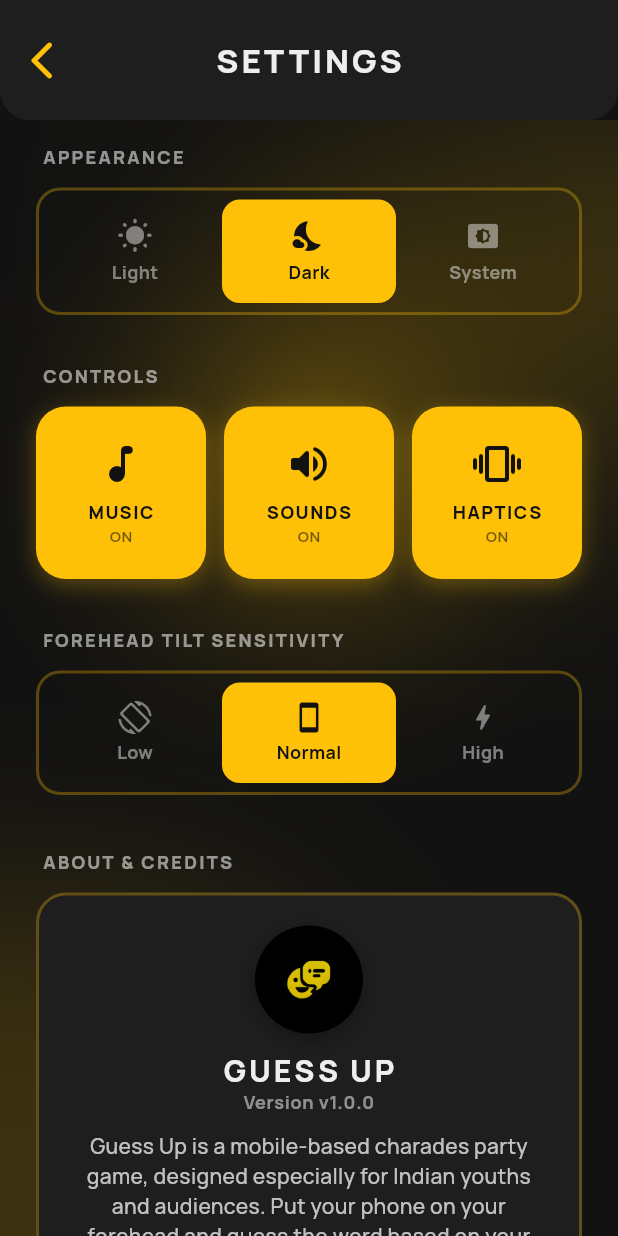
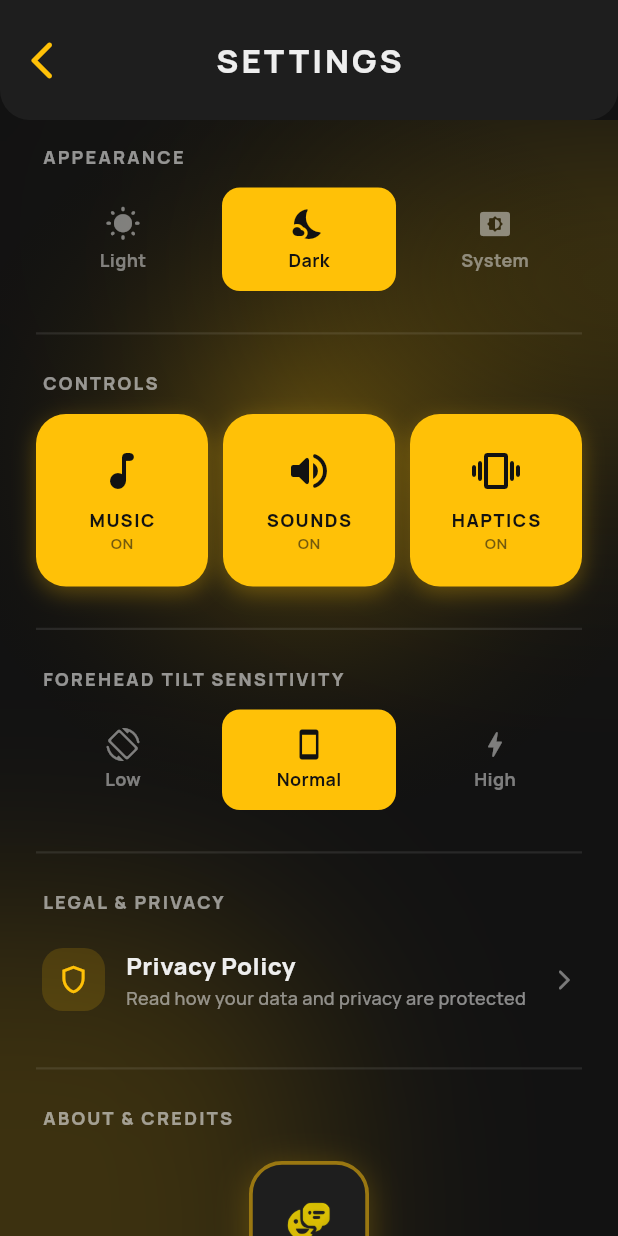
Before and after one commit to ShreyNagda/guess-up, a Flutter app: the SettingsScreen screen opened directly, on a phone screen of 412 x 824 dp. Run offline on Flutter 3.47's test engine with Material 3 defaults, Android fonts, the light colour scheme and no system bars; our stand-ins replace audioplayers, cloud_firestore, confetti, connectivity_plus, firebase_core, flutter_native_splash and 4 more; missing offline and left inert: timer_controller; accounts and stored records are empty.

```diff
--- a/lib/models/category.dart
+++ b/lib/models/category.dart
@@ -11,7 +11,7 @@
   final String icon;
   final List<String> words;
   final String? description;
-  final String? colorHex;
+  final String? color;
   final String? gradientEnd;
   final bool isTrending;
   final int sortOrder;
@@ -30,7 +30,7 @@
     required this.icon,
     required this.words,
     this.description,
-    this.colorHex,
+    this.color,
     this.gradientEnd,
     this.isTrending = false,
     this.sortOrder = 0,
@@ -43,6 +43,9 @@
     this.createdAt,
     this.updatedAt,
   });
+
+  /// Alias for color hex string
+  String? get colorHex => color;
 
   /// Alias for title
   String get title => name;
@@ -78,17 +81,17 @@
 
   /// Primary theme color for the deck
   Color get themeColor {
+    if (color != null && color!.isNotEmpty) {
+      return parseHex(color);
+    }
     if (theme != null && theme!['accentColor'] != null) {
       return parseHex(theme!['accentColor'].toString());
-    }
-    if (colorHex != null && colorHex!.isNotEmpty) {
-      return parseHex(colorHex);
     }
     return const Color(0xFFFFC107);
   }
 
   /// Color alias for themeColor
-  Color get color => themeColor;
+  Color get primaryColor => themeColor;
 
   /// End gradient color (defaults to gradientEnd or 20% darker tone of themeColor)
   Color get gradientEndColor {
@@ -143,8 +146,8 @@
         'Unnamed Category';
 
     final String colorVal =
+        data['color']?.toString() ??
         data['colorHex']?.toString() ??
-        data['color']?.toString() ??
         data['accentColor']?.toString() ??
         '#FFC107';
 
@@ -176,7 +179,7 @@
       icon: data['icon']?.toString() ?? '🎮',
       words: wordsList,
       description: data['description']?.toString() ?? data['desc']?.toString(),
-      colorHex: colorVal,
+      color: colorVal,
       gradientEnd: data['gradientEnd']?.toString(),
       isTrending: trendingVal,
       sortOrder: sortVal,
@@ -225,8 +228,8 @@
         'Unnamed Category';
 
     final String colorVal =
+        json['color']?.toString() ??
         json['colorHex']?.toString() ??
-        json['color']?.toString() ??
         json['accentColor']?.toString() ??
         '#FFC107';
 
@@ -252,7 +255,7 @@
       icon: json['icon']?.toString() ?? '🎮',
       words: wordsList,
       description: json['description']?.toString() ?? json['desc']?.toString(),
-      colorHex: colorVal,
+      color: colorVal,
       gradientEnd: json['gradientEnd']?.toString(),
       isTrending: trendingVal,
       sortOrder: sortVal,
@@ -281,23 +284,16 @@
     return {
       'id': id,
       'name': name,
-      'title': name,
       'icon': icon,
       'words': words,
       'description': description,
-      'colorHex': colorHex,
-      'color': colorHex,
-      'accentColor': colorHex,
+      'color': color,
       'gradientEnd': gradientEnd,
       'isTrending': isTrending,
       'sortOrder': sortOrder,
       'wordsCount': wordsCount ?? words.length,
-      'imageUrl': imageUrl,
+      if (imageUrl != null) 'imageUrl': imageUrl,
       'isAvailable': isAvailable,
-      'status': isAvailable ? 'active' : 'inactive',
-      'isLocked': isLocked,
-      'lockReason': lockReason,
-      'theme': theme,
       'createdAt': createdAt?.toIso8601String(),
       'updatedAt': updatedAt?.toIso8601String(),
     };
--- a/lib/screens/home_screen.dart
+++ b/lib/screens/home_screen.dart
@@ -173,7 +173,7 @@
         id: "fallback",
         name: "Party Charades",
         icon: "👑",
-        colorHex: "#E50914",
+        color: "#E50914",
         gradientEnd: "#8B0000",
         words: ["Guess Up", "Charades", "Party Time"],
       );
@@ -751,7 +751,6 @@
   ) {
     final deckColor = deck.themeColor;
     final gradientEnd = deck.gradientEndColor;
-
     return AspectRatio(
       aspectRatio: 3 / 4,
       child: AnimatedContainer(
--- a/lib/screens/settings_screen.dart
+++ b/lib/screens/settings_screen.dart
@@ -1,7 +1,9 @@
+import 'package:flutter/cupertino.dart';
 import 'package:flutter/gestures.dart';
 import 'package:flutter/material.dart';
 import 'package:flutter/services.dart';
 import 'package:guess_up/constants/app_info.dart';
+import 'package:guess_up/screens/privacy_policy_screen.dart';
 import 'package:guess_up/services/audio_service.dart';
 import 'package:guess_up/services/storage_service.dart';
 import 'package:guess_up/services/theme_service.dart';
@@ -107,8 +109,6 @@
         isDark ? AppTheme.darkAccentColor : AppTheme.lightAccentColor;
     final textColor =
         isDark ? AppTheme.darkTextColor : AppTheme.lightAccentColor;
-    final borderColor =
-        isDark ? primaryColor.withAlpha(77) : accentColor.withAlpha(26);
 
     const String alexMorganUrl =
         "https://pixabay.com/users/alex-morgan-54692529/?utm_source=link-attribution&utm_medium=referral&utm_campaign=music&utm_content=573931";
@@ -138,13 +138,7 @@
           children: [
             // --- 1. Appearance Section ---
             _buildSectionTitle("APPEARANCE", textColor),
-            Container(
-              padding: const EdgeInsets.all(6),
-              decoration: BoxDecoration(
-                border: Border.all(color: borderColor, width: 2),
-                borderRadius: BorderRadius.circular(16),
-              ),
-              child: Row(
+            Row(
               children: [
                 Expanded(
                   child: _buildThemeButton(
@@ -154,6 +148,7 @@
                     isDark,
                   ),
                 ),
+                const SizedBox(width: 8),
                 Expanded(
                   child: _buildThemeButton(
                     ThemeMode.dark,
@@ -162,6 +157,7 @@
                     isDark,
                   ),
                 ),
+                const SizedBox(width: 8),
                 Expanded(
                   child: _buildThemeButton(
                     ThemeMode.system,
@@ -172,10 +168,12 @@
                 ),
               ],
             ),
-            ),
 
-            const SizedBox(height: 32),
+            const SizedBox(height: 28),
+            Divider(color: textColor.withAlpha(25), height: 1),
+            const SizedBox(height: 24),
 
+            // --- 2. Controls Section ---
             _buildSectionTitle("CONTROLS", textColor),
             Row(
               children: [
@@ -192,7 +190,7 @@
                     isDark,
                   ),
                 ),
-                const SizedBox(width: 12),
+                const SizedBox(width: 10),
                 Expanded(
                   child: _buildToggleButton(
                     "Sounds",
@@ -206,7 +204,7 @@
                     isDark,
                   ),
                 ),
-                const SizedBox(width: 12),
+                const SizedBox(width: 10),
                 Expanded(
                   child: _buildToggleButton(
                     "Haptics",
@@ -223,17 +221,13 @@
               ],
             ),
 
-            const SizedBox(height: 32),
+            const SizedBox(height: 28),
+            Divider(color: textColor.withAlpha(25), height: 1),
+            const SizedBox(height: 24),
 
             // --- 3. Tilt Sensitivity Section ---
             _buildSectionTitle("FOREHEAD TILT SENSITIVITY", textColor),
-            Container(
-              padding: const EdgeInsets.all(6),
-              decoration: BoxDecoration(
-                border: Border.all(color: borderColor, width: 2),
-                borderRadius: BorderRadius.circular(16),
-              ),
-              child: Row(
+            Row(
               children: [
                 Expanded(
                   child: _buildSensitivityButton(
@@ -243,6 +237,7 @@
                     isDark,
                   ),
                 ),
+                const SizedBox(width: 8),
                 Expanded(
                   child: _buildSensitivityButton(
                     'Normal',
@@ -251,6 +246,7 @@
                     isDark,
                   ),
                 ),
+                const SizedBox(width: 8),
                 Expanded(
                   child: _buildSensitivityButton(
                     'High',
@@ -261,73 +257,161 @@
                 ),
               ],
             ),
+
+            const SizedBox(height: 28),
+            Divider(color: textColor.withAlpha(25), height: 1),
+            const SizedBox(height: 24),
+
+            // --- 4. Legal & Privacy Section ---
+            _buildSectionTitle("LEGAL & PRIVACY", textColor),
+            InkWell(
+              onTap: () {
+                AudioService().lightImpact();
+                Navigator.of(context).push(
+                  CupertinoPageRoute(
+                    builder: (_) => const PrivacyPolicyScreen(),
+                  ),
+                );
+              },
+              borderRadius: BorderRadius.circular(16),
+              child: Padding(
+                padding: const EdgeInsets.symmetric(
+                  horizontal: 4,
+                  vertical: 10,
+                ),
+                child: Row(
+                  children: [
+                    Container(
+                      padding: const EdgeInsets.all(10),
+                      decoration: BoxDecoration(
+                        color: primaryColor.withAlpha(40),
+                        borderRadius: BorderRadius.circular(14), // Squircle
+                      ),
+                      child: Icon(
+                        Icons.shield_outlined,
+                        color: primaryColor,
+                        size: 22,
+                      ),
+                    ),
+                    const SizedBox(width: 14),
+                    Expanded(
+                      child: Column(
+                        crossAxisAlignment: CrossAxisAlignment.start,
+                        children: [
+                          Text(
+                            "Privacy Policy",
+                            style: TextStyle(
+                              fontWeight: FontWeight.w900,
+                              fontSize: 16,
+                              color: textColor,
+                              letterSpacing: 0.3,
+                            ),
+                          ),
+                          const SizedBox(height: 2),
+                          Text(
+                            "Read how your data and privacy are protected",
+                            style: TextStyle(
+                              fontSize: 12,
+                              color: textColor.withAlpha(140),
+                            ),
+                          ),
+                        ],
+                      ),
+                    ),
+                    Icon(
+                      Icons.arrow_forward_ios_rounded,
+                      color: textColor.withAlpha(120),
+                      size: 16,
+                    ),
+                  ],
+                ),
+              ),
             ),
 
-            const SizedBox(height: 36),
+            const SizedBox(height: 28),
+            Divider(color: textColor.withAlpha(25), height: 1),
+            const SizedBox(height: 24),
 
-            // --- 4. About & Credits Section ---
+            // --- 5. About & Credits Section (Unboxed / No Card Container) ---
             _buildSectionTitle("ABOUT & CREDITS", textColor),
-            Container(
-              padding: const EdgeInsets.all(20),
-              decoration: BoxDecoration(
-                color: isDark ? AppTheme.darkSurfaceColor : Colors.white,
-                borderRadius: BorderRadius.circular(20),
-                border: Border.all(color: borderColor, width: 2),
-              ),
+            Padding(
+              padding: const EdgeInsets.symmetric(vertical: 8.0),
               child: Column(
                 children: [
-                  // App Logo
+                  // App Logo (Squircle Shape!)
                   Container(
-                    width: 72,
-                    height: 72,
+                    width: 80,
+                    height: 80,
                     decoration: BoxDecoration(
-                      color: isDark ? const Color(0xFF000000) : Colors.white,
-                      shape: BoxShape.circle,
+                      color: isDark ? const Color(0xFF1E1E1E) : Colors.white,
+                      borderRadius: BorderRadius.circular(
+                        22,
+                      ), // Squircle shape!
+                      border: Border.all(
+                        color: primaryColor.withAlpha(140),
+                        width: 2.5,
+                      ),
                       boxShadow: [
                         BoxShadow(
-                          color: Colors.black.withAlpha(isDark ? 80 : 20),
-                          blurRadius: 12,
+                          color: primaryColor.withAlpha(60),
+                          blurRadius: 18,
                           offset: const Offset(0, 4),
                         ),
                       ],
                     ),
                     child: Padding(
-                      padding: const EdgeInsets.all(10.0),
+                      padding: const EdgeInsets.all(12.0),
                       child: Image.asset(
                         'assets/images/logo-transparent.png',
                         fit: BoxFit.contain,
                       ),
                     ),
                   ),
-                  const SizedBox(height: 12),
+                  const SizedBox(height: 14),
 
                   Text(
                     AppInfo.name.toUpperCase(),
                     style: theme.textTheme.titleLarge?.copyWith(
                       fontWeight: FontWeight.w900,
-                      letterSpacing: 2.0,
+                      letterSpacing: 2.5,
                       color: textColor,
                     ),
                   ),
-                  Text(
-                    "Version ${AppInfo.displayVersion}",
-                    style: theme.textTheme.labelMedium?.copyWith(
-                      color: textColor.withAlpha(140),
-                      fontWeight: FontWeight.bold,
+                  const SizedBox(height: 4),
+
+                  // Version Pill Badge
+                  Container(
+                    padding: const EdgeInsets.symmetric(
+                      horizontal: 12,
+                      vertical: 4,
+                    ),
+                    decoration: BoxDecoration(
+                      color: primaryColor.withAlpha(35),
+                      borderRadius: BorderRadius.circular(12),
+                      border: Border.all(color: primaryColor.withAlpha(80)),
+                    ),
+                    child: Text(
+                      "v${AppInfo.displayVersion} • PARTY CHARADES",
+                      style: TextStyle(
+                        color: primaryColor,
+                        fontWeight: FontWeight.w900,
+                        fontSize: 11,
+                        letterSpacing: 0.8,
                       ),
                     ),
-                  const SizedBox(height: 12),
+                  ),
+                  const SizedBox(height: 14),
 
                   Text(
                     AppInfo.description,
+                    softWrap: true,
                     style: theme.textTheme.bodyMedium?.copyWith(
                       color: textColor.withAlpha(200),
+                      height: 1.4,
                     ),
                     textAlign: TextAlign.center,
                   ),
                   const SizedBox(height: 18),
-                  const Divider(height: 1),
-                  const SizedBox(height: 16),
 
                   // Audio credits
                   Row(
@@ -336,7 +420,7 @@
                       Icon(
                         Icons.music_note_rounded,
                         color: primaryColor,
-                        size: 20,
+                        size: 18,
                       ),
                       const SizedBox(width: 6),
                       Text(
@@ -348,7 +432,7 @@
                       ),
                     ],
                   ),
-                  const SizedBox(height: 8),
+                  const SizedBox(height: 6),
                   RichText(
                     textAlign: TextAlign.center,
                     text: TextSpan(
@@ -387,7 +471,7 @@
               ),
             ),
 
-            const SizedBox(height: 24),
+            const SizedBox(height: 28),
 
             // Copyright Footer
             Text(
--- a/lib/services/storage_service.dart
+++ b/lib/services/storage_service.dart
@@ -166,7 +166,7 @@
           id: 'custom_legacy',
           name: 'My Words',
           icon: '✏️',
-          colorHex: '#FFC107',
+          color: '#FFC107',
           words: legacyWords,
         );
         saveCustomDeck(legacyDeck);
```
Also changed, not shown: assets/data.json (+4 -4 lines), lib/screens/create_custom_deck_screen.dart (+8 -3 lines), lib/screens/privacy_policy_screen.dart (added, +246 -0 lines), lib/services/category_service.dart (+3 -6 lines), 3 other files. Lines whose indentation alone changed are shown as unchanged.
